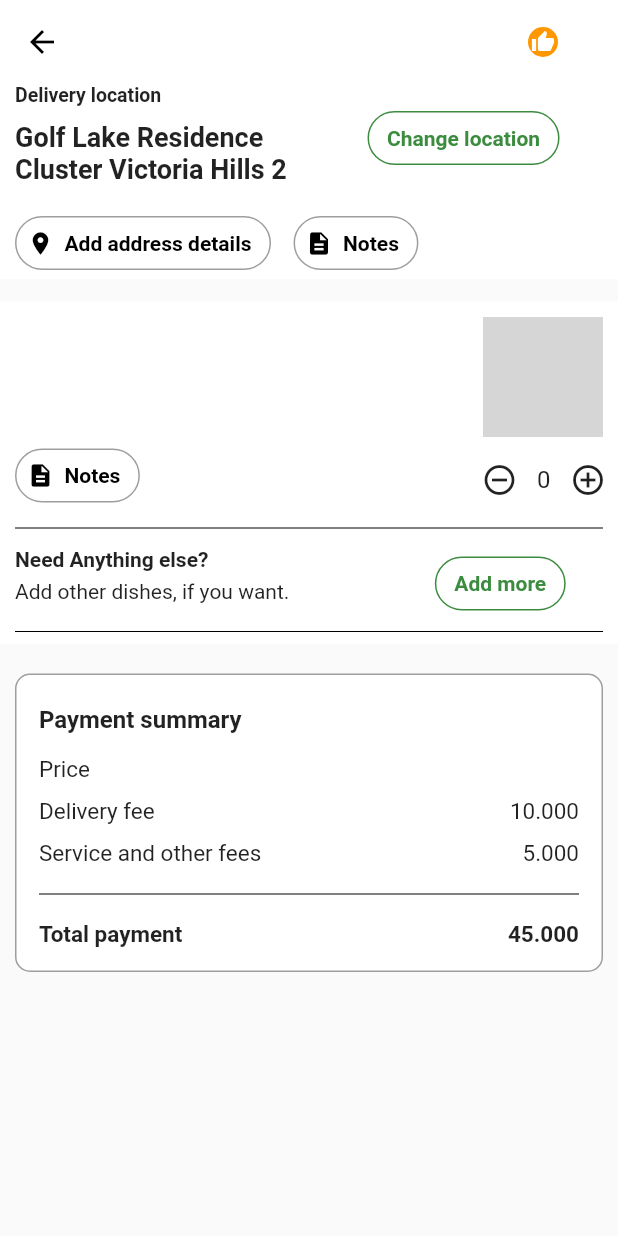
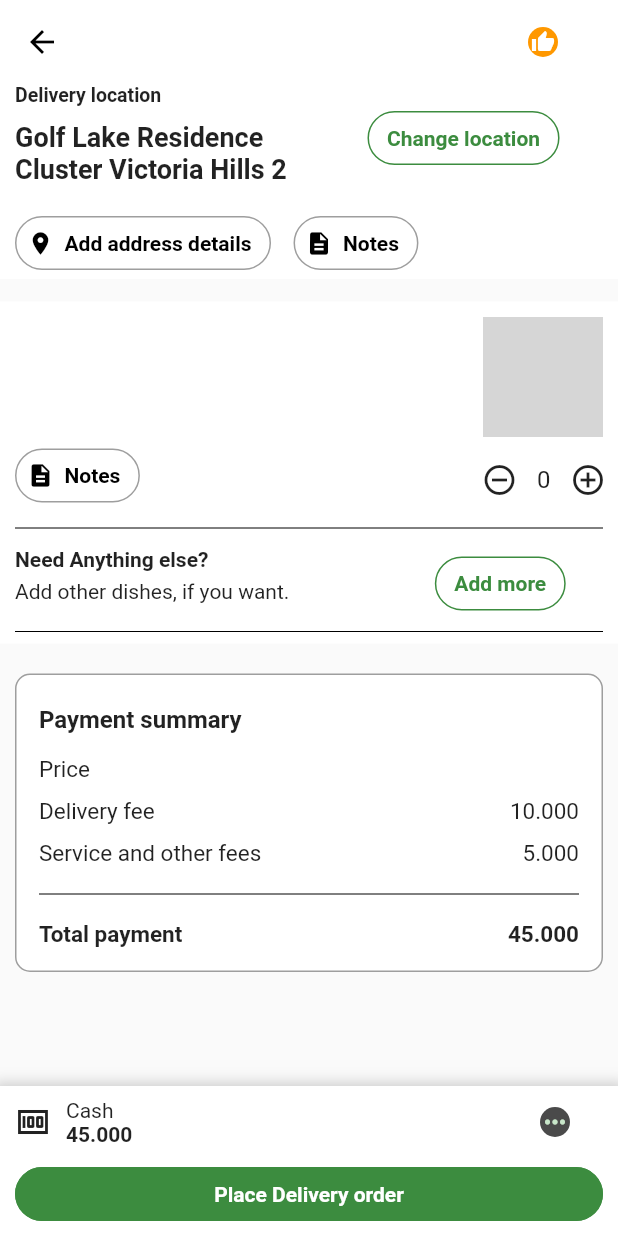
Before and after one commit to WarungSabeb/gojek, a Flutter app: the CheckoutPage screen opened directly with empty values, on a phone screen of 412 x 824 dp. Run offline on Flutter 3.47's test engine with Material 2 defaults, Android fonts, the phone set to English and light mode, and no system bars; our stand-ins replace flutter_svg; statements that could not run were skipped; grey boxes are pictures that could not be loaded.

Commit message:
Add files via upload

```diff
--- a/lib/main_screen/checkout.dart
+++ b/lib/main_screen/checkout.dart
@@ -87,8 +87,6 @@ class _CheckoutPageState extends State<CheckoutPage> {
   @override
   Widget build(BuildContext context) {
     int quantity = widget.quantity;
-    int dfee = 10000;
-    int sfee = 5000;
     return Scaffold(
       // backgroundColor: Colors.grey,
       appBar: AppBar(
@@ -109,7 +107,14 @@ class _CheckoutPageState extends State<CheckoutPage> {
 
         ],)
       ),
-      body: SingleChildScrollView(
+      body: Column(
+        mainAxisAlignment: MainAxisAlignment.spaceBetween,
+
+        children: [
+
+          Container(
+            height:MediaQuery.of(context).size.height - 180,
+            child: SingleChildScrollView(
             child: Column(
               crossAxisAlignment: CrossAxisAlignment.start,
               children: [
@@ -430,10 +435,89 @@ class _CheckoutPageState extends State<CheckoutPage> {
                       ],
                     ),
                   )
+                ),
+
+              ],
+            ),
+          ),
+          ),
+
+          // SizedBox(height: 20,),
+          Container(
+            height: 100,
+            decoration: BoxDecoration(
+              color: Colors.white,
+              boxShadow: [
+                BoxShadow(
+                  color: Colors.grey.withOpacity(0.5),
+                  spreadRadius: 5,
+                  blurRadius: 7,
+                  offset: Offset(0, 3), // changes position of shadow
+                ),
+              ],
+            ),
+            child: Container(
+              margin: EdgeInsets.symmetric(horizontal: 10),
+              child: Column(
+                children: [
+
+                  Row(
+                    mainAxisAlignment: MainAxisAlignment.spaceBetween,
+                    children: [
+                      Row(
+                        children: [
+                          Icon(Icons.money),
+                      SizedBox(width: 10,),
+                      Column(
+                        crossAxisAlignment: CrossAxisAlignment.start,
+                        children: [
+                          Text('Cash'),
+                          Text('45.000', style: TextStyle(fontWeight: FontWeight.bold)),
+                        ],
                       )
                         ],
                       ),
+
+                      TextButton(onPressed: () {},
+                      style: ButtonStyle(backgroundColor: MaterialStateProperty.all(Colors.white),),
+                      child: CircleAvatar(
+                        radius: 10,
+                        backgroundColor: Color.fromARGB(255, 74, 74, 74),
+                        child: Icon(Icons.more_horiz, size: 20,),
+                      )),
+
+
+
+                    ],
                   ),
+                  TextButton(
+                              onPressed: () {},
+                              style: ButtonStyle(
+                                backgroundColor: MaterialStatePropertyAll(Color.fromARGB(255, 60, 140, 63)),
+                                shape: MaterialStateProperty.all<RoundedRectangleBorder>(
+                                  RoundedRectangleBorder(
+                                    borderRadius: BorderRadius.circular(18.0),
+                                    side: BorderSide(color: Color.fromARGB(255, 60, 140, 63))
+                                  )
+                                )
+                              ),
+                              child: Container(
+                                width:MediaQuery.of(context).size.width,
+                                margin: EdgeInsets.symmetric(horizontal: 5),
+                                child: Column(
+                                  children: [
+                                    Text('Place Delivery order', style: TextStyle(fontWeight: FontWeight.bold, color: Colors.white),),
+                                  ],
+                                )
+                                )
+                              ),
+
+                ],
+              ),
+            )
+          )
+        ],
+      )
 
 
 
```
Lines whose indentation alone changed are shown as unchanged.
